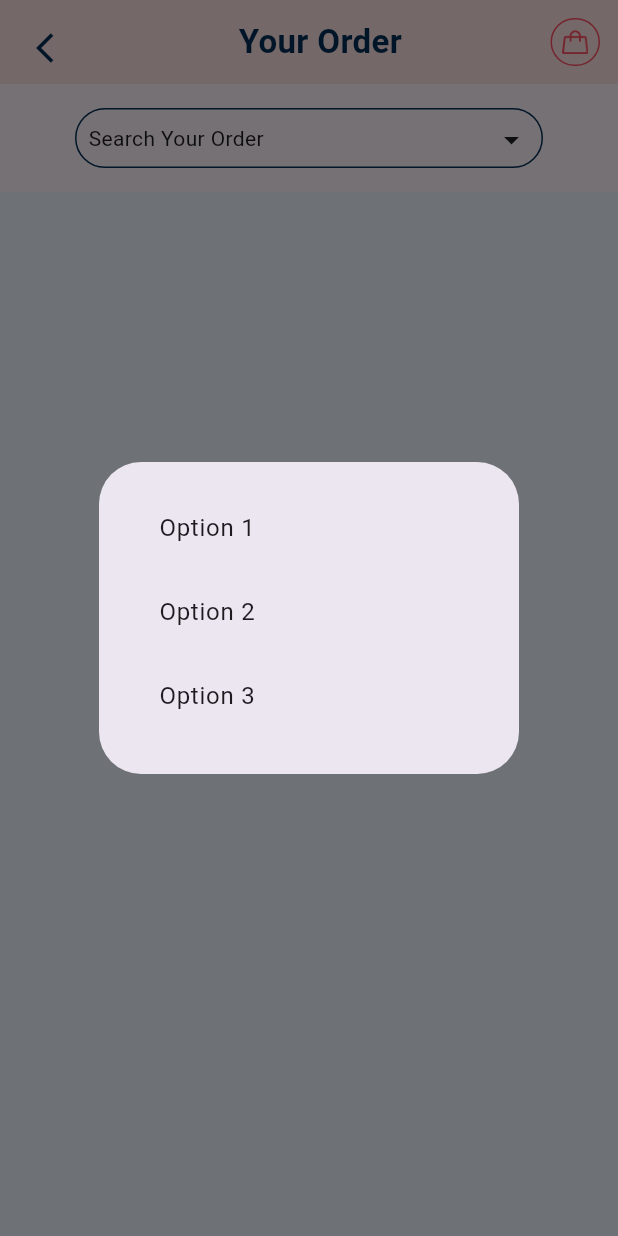
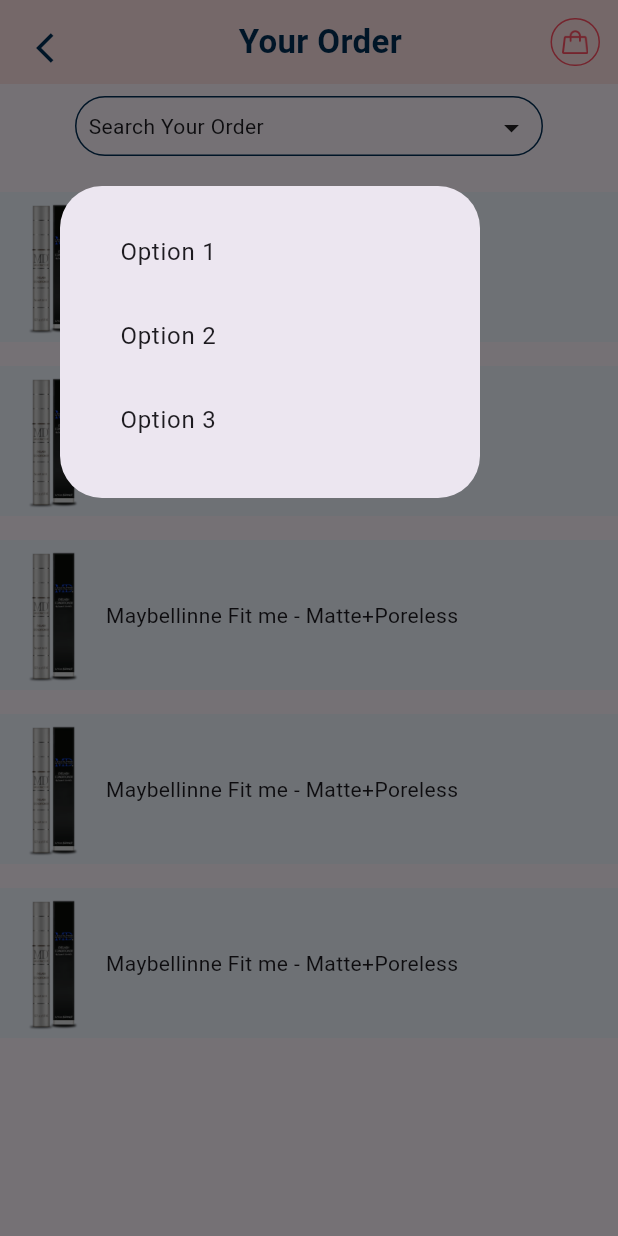
Before and after one commit to GouravXportsoft/looks_beauty, a Flutter app: the MyOrderScreen screen opened directly, after a tap on "Search Your Order", on a phone screen of 412 x 824 dp. Run offline on Flutter 3.47's test engine with Material 2 defaults, Android fonts, the phone set to English and light mode, and no system bars; our stand-ins replace animated_splash_screen, dot_navigation_bar, google_fonts, rounded_loading_button, shimmer, velocity_x.

Commit message:
my order screen done

```diff
--- a/lib/Screens/MyOrder.dart
+++ b/lib/Screens/MyOrder.dart
@@ -13,13 +13,11 @@
 String selectedOption = 'Option 1';
 
 class _MyOrderScreenState extends State<MyOrderScreen> {
-  late GlobalKey _dropdownKey;
   String searchText = 'Search Your Order';
 
   @override
   void initState() {
     super.initState();
-    _dropdownKey = GlobalKey();
   }
 
   @override
@@ -43,8 +41,8 @@
             child: Column(
               children: [
                 Padding(
-                  padding: const EdgeInsets.symmetric(
-                      vertical: 16.0, horizontal: 50),
+                  padding:
+                      const EdgeInsets.symmetric(vertical: 8.0, horizontal: 50),
                   child: GestureDetector(
                     onTap: () {
                       showDropDown(context);
@@ -85,7 +83,10 @@
     showDialog(
       context: context,
       builder: (BuildContext context) {
-        return AlertDialog(
+        return Stack(children: [
+          Positioned(
+            top: 100,
+            child: AlertDialog(
               content: Container(
                 width: 200.0,
                 child: Column(
@@ -97,7 +98,9 @@
                   ],
                 ),
               ),
-        );
+            ),
+          ),
+        ]);
       },
     );
   }
@@ -118,15 +121,35 @@
 
 Widget Orderss(BuildContext context) {
   Size size = MediaQuery.of(context).size;
+  List ImageListorder = [mdImg, mdImg, mdImg, mdImg, mdImg];
+  List textOrderr = [
+    "Maybellinne Fit me - Matte+Poreless",
+    "Maybellinne Fit me - Matte+Poreless",
+    "Maybellinne Fit me - Matte+Poreless",
+    "Maybellinne Fit me - Matte+Poreless",
+    "Maybellinne Fit me - Matte+Poreless"
+  ];
 
   return ListView.builder(
+    padding: EdgeInsets.zero,
     shrinkWrap: true,
-    itemCount: 10, // Specify the itemCount
+    itemCount: 5, // Specify the itemCount
     itemBuilder: (BuildContext context, int index) {
-      return Container(
+      return Padding(
+        padding: const EdgeInsets.only(top: 16),
+        child: Container(
           width: size.width,
           height: 100,
           decoration: BoxDecoration(color: trendingHimcolor),
+          child: Align(
+              alignment: Alignment.centerLeft,
+              child: Row(
+                children: [
+                  Image.asset(ImageListorder[index]),
+                  Text(textOrderr[index])
+                ],
+              )),
+        ),
       );
     },
   );
--- a/lib/Screens/cartscreen.dart
+++ b/lib/Screens/cartscreen.dart
@@ -165,7 +165,10 @@
                   ),
                 ],
               ),
-              Divider()
+              Divider(
+                color: bottomBarColor,
+                thickness: 0.2,
+              )
             ],
           ),
         ),
```
Lines whose indentation alone changed are shown as unchanged.
